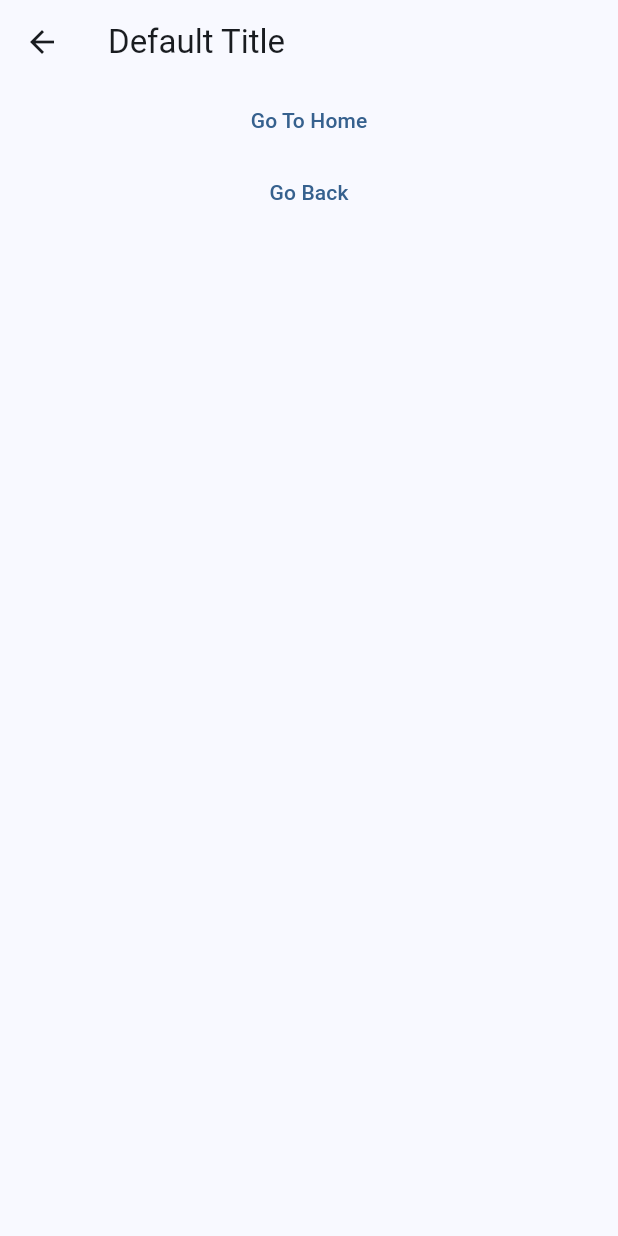
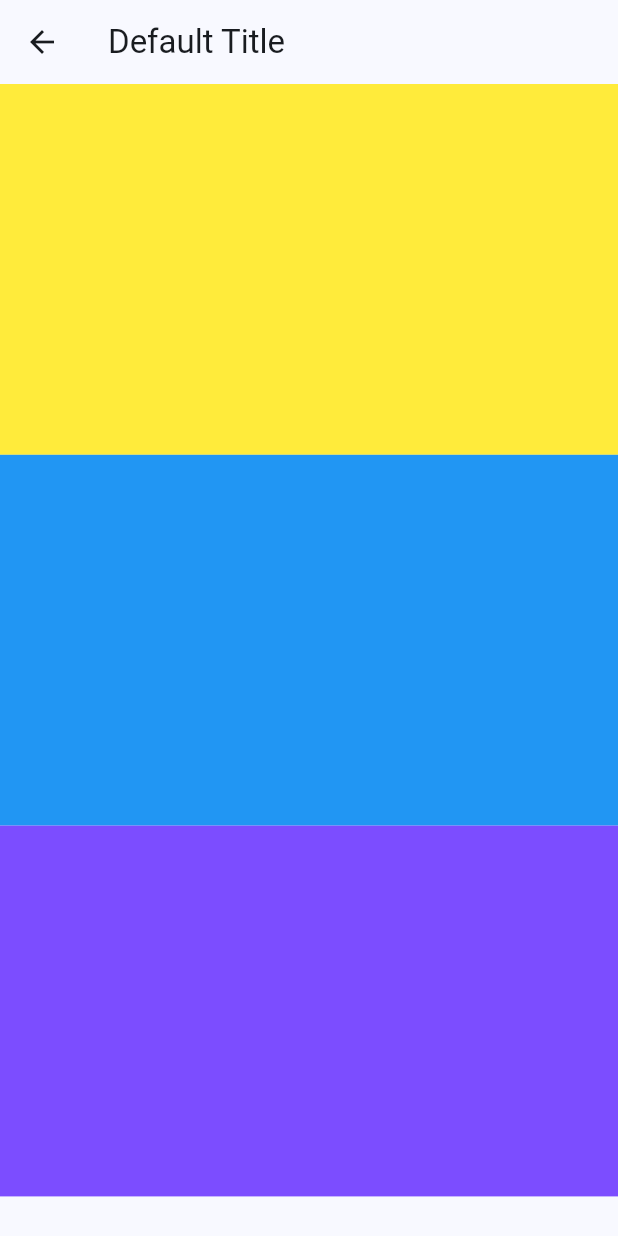
Before and after one commit to thezuraiz/Flutter-Get-X-Tutorial, a Flutter app: the ScreenOne screen opened by its route, on a phone screen of 412 x 824 dp. Run offline on Flutter 3.47's test engine with Material 3 defaults, Android fonts, the phone set to English and light mode, and no system bars; our stand-ins replace get.

Commit message:
Media Query in Get-X

```diff
--- a/lib/screens/screenone.dart
+++ b/lib/screens/screenone.dart
@@ -8,18 +8,31 @@ class ScreenOne extends StatelessWidget {
 
   @override
   Widget build(BuildContext context) {
+    final height = Get.height;
+    final width = Get.width;
     return Scaffold(
       appBar: AppBar(
         title: Text(title),
       ),
-      body: Center(
+      body: SingleChildScrollView(
         child: Column(
-          children: [
-            TextButton(
-                onPressed: () => Get.to(() => HomePage()),
-                child: Text('Go To Home')),
-            TextButton(onPressed: () => Get.back(), child: Text('Go Back')),
-          ],
+         children: [
+           Container(
+             color: Colors.yellow,
+             height: Get.height * 0.3,
+             width: Get.width,
+           ),
+           Container(
+             color: Colors.blue,
+             height: Get.height * 0.3,
+             width: width,
+           ),
+           Container(
+             color: Colors.deepPurpleAccent,
+             height: height * 0.3,
+             width: width,
+           )
+         ],
         ),
       ),
     );
```
